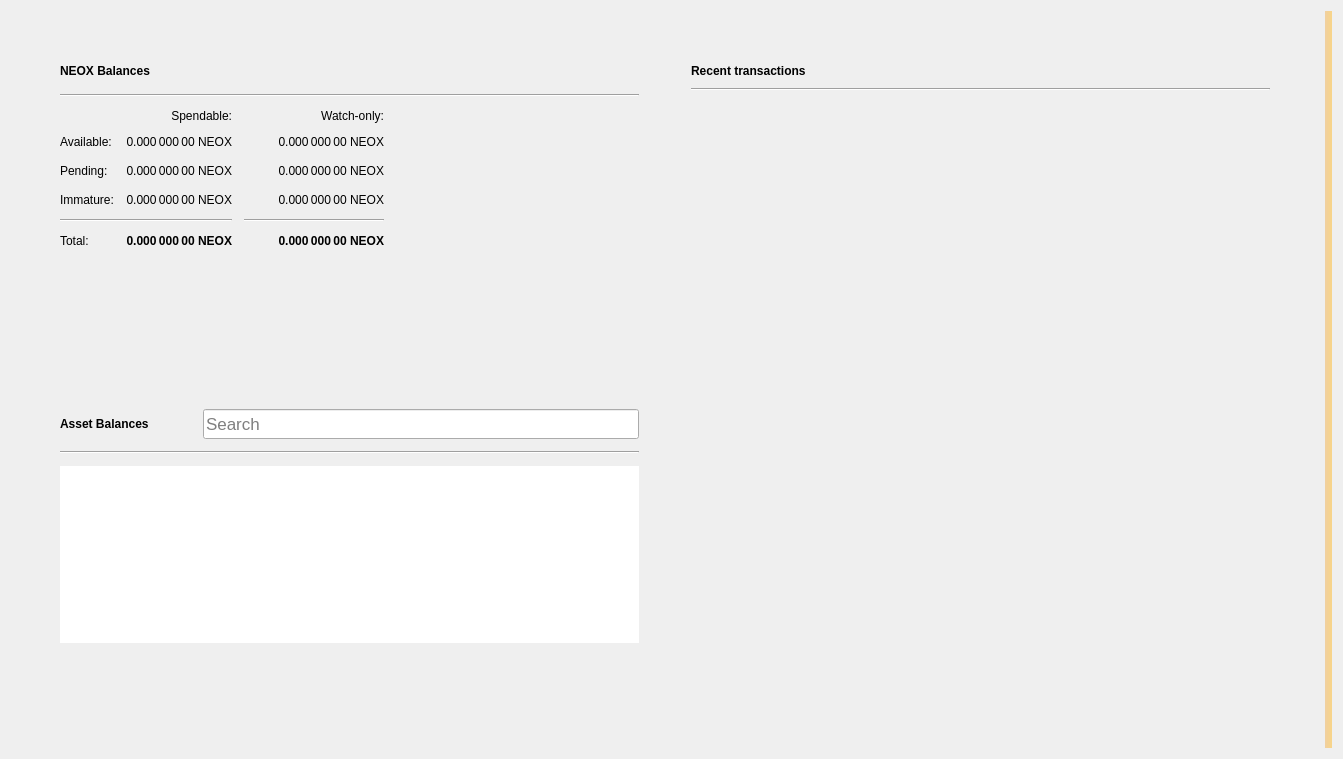
Above: src/qt/forms/overviewpage.ui from NeoxaChain/Neoxa before the change. Below: the same form after it.
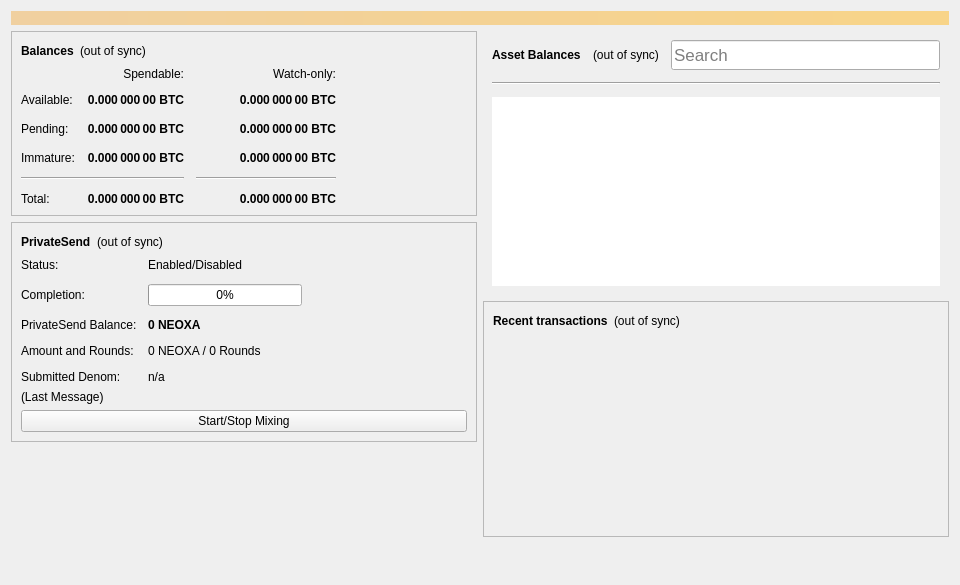
That is the form after the change. Icons and pictures are not drawn.

```diff
--- a/src/qt/forms/overviewpage.ui
+++ b/src/qt/forms/overviewpage.ui
@@ -6,87 +6,56 @@
    <rect>
     <x>0</x>
     <y>0</y>
-    <width>1343</width>
-    <height>759</height>
+    <width>960</width>
+    <height>585</height>
    </rect>
   </property>
+  <property name="minimumSize">
+   <size>
+    <width>960</width>
+    <height>0</height>
+   </size>
+  </property>
   <property name="windowTitle">
    <string>Form</string>
   </property>
-  <property name="autoFillBackground">
+  <layout class="QVBoxLayout" name="topLayout">
+   <item>
+    <widget class="QLabel" name="labelAlerts">
+     <property name="visible">
    <bool>false</bool>
   </property>
-  <layout class="QGridLayout" name="gridLayout_3">
-   <item row="0" column="1">
-    <layout class="QVBoxLayout" name="verticalLayout_7">
-     <property name="spacing">
-      <number>0</number>
+     <property name="styleSheet">
+      <string notr="true">QLabel { background-color: qlineargradient(x1: 0, y1: 0, x2: 1, y2: 0, stop:0 #F0D0A0, stop:1 #F8D488); color:#000000; }</string>
      </property>
-     <property name="leftMargin">
-      <number>0</number>
+     <property name="wordWrap">
+      <bool>true</bool>
      </property>
-     <property name="topMargin">
-      <number>0</number>
+     <property name="margin">
+      <number>3</number>
      </property>
-     <property name="rightMargin">
-      <number>0</number>
+     <property name="textInteractionFlags">
+      <set>Qt::TextSelectableByMouse</set>
      </property>
-     <property name="bottomMargin">
-      <number>0</number>
-     </property>
+    </widget>
+   </item>
      <item>
-      <layout class="QHBoxLayout" name="horizontalLayout" stretch="0,0">
-       <property name="spacing">
-        <number>34</number>
-       </property>
-       <property name="sizeConstraint">
-        <enum>QLayout::SetMaximumSize</enum>
-       </property>
-       <property name="leftMargin">
-        <number>40</number>
-       </property>
-       <property name="topMargin">
-        <number>40</number>
-       </property>
-       <property name="rightMargin">
-        <number>40</number>
-       </property>
-       <property name="bottomMargin">
-        <number>40</number>
-       </property>
+    <layout class="QHBoxLayout" name="horizontalLayout" stretch="1,1">
        <item>
         <layout class="QVBoxLayout" name="verticalLayout_2">
-         <property name="spacing">
-          <number>34</number>
-         </property>
-         <property name="rightMargin">
-          <number>0</number>
-         </property>
          <item>
           <widget class="QFrame" name="frame">
-           <property name="sizePolicy">
-            <sizepolicy hsizetype="Preferred" vsizetype="Preferred">
-             <horstretch>0</horstretch>
-             <verstretch>0</verstretch>
-            </sizepolicy>
-           </property>
            <property name="frameShape">
-            <enum>QFrame::NoFrame</enum>
+          <enum>QFrame::StyledPanel</enum>
            </property>
            <property name="frameShadow">
             <enum>QFrame::Raised</enum>
            </property>
-           <property name="lineWidth">
-            <number>10</number>
-           </property>
            <layout class="QVBoxLayout" name="verticalLayout_4">
-            <property name="spacing">
-             <number>12</number>
-            </property>
             <item>
              <layout class="QHBoxLayout" name="horizontalLayout_4">
               <item>
-               <widget class="QLabel" name="neoxaBalancesLabel">
+             <widget class="QLabel" name="label_5">
                 <property name="font">
                  <font>
                   <weight>75</weight>
@@ -94,40 +63,20 @@
                  </font>
                 </property>
                 <property name="text">
-                 <string>NEOX Balances</string>
+               <string>Balances</string>
                 </property>
                </widget>
               </item>
               <item>
-               <widget class="QPushButton" name="labelWalletStatus">
-                <property name="enabled">
-                 <bool>true</bool>
-                </property>
-                <property name="maximumSize">
-                 <size>
-                  <width>30</width>
-                  <height>16777215</height>
-                 </size>
-                </property>
+             <widget class="QLabel" name="labelWalletStatus">
                 <property name="toolTip">
-                 <string>The displayed information may be out of date. Your wallet automatically synchronizes with the neoxa network after a connection is established, but this process has not completed yet.</string>
+               <string>The displayed information may be out of date. Your wallet automatically synchronizes with the Neoxa network after a connection is established, but this process has not completed yet.</string>
                 </property>
                 <property name="text">
-                 <string/>
-                </property>
-                <property name="icon">
-                 <iconset>
-                  <normaloff>:/icons/warning</normaloff>
-                  <disabledoff>:/icons/warning</disabledoff>:/icons/warning</iconset>
-                </property>
-                <property name="iconSize">
-                 <size>
-                  <width>24</width>
-                  <height>24</height>
-                 </size>
-                </property>
-                <property name="flat">
-                 <bool>true</bool>
+               <string notr="true">(out of sync)</string>
+              </property>
+              <property name="alignment">
+               <set>Qt::AlignLeading|Qt::AlignLeft|Qt::AlignVCenter</set>
                 </property>
                </widget>
               </item>
@@ -146,24 +95,67 @@
               </item>
              </layout>
             </item>
-            <item>
-             <widget class="Line" name="line_2">
-              <property name="orientation">
-               <enum>Qt::Horizontal</enum>
-              </property>
-             </widget>
-            </item>
             <item>
              <layout class="QGridLayout" name="gridLayout">
               <property name="spacing">
                <number>12</number>
               </property>
+            <item row="2" column="2">
+             <widget class="QLabel" name="labelWatchPending">
+              <property name="font">
+               <font>
+                <weight>75</weight>
+                <bold>true</bold>
+               </font>
+              </property>
+              <property name="cursor">
+               <cursorShape>IBeamCursor</cursorShape>
+              </property>
+              <property name="toolTip">
+               <string>Unconfirmed transactions to watch-only addresses</string>
+              </property>
+              <property name="text">
+               <string notr="true">0.000 000 00 BTC</string>
+              </property>
+              <property name="alignment">
+               <set>Qt::AlignRight|Qt::AlignTrailing|Qt::AlignVCenter</set>
+              </property>
+              <property name="textInteractionFlags">
+               <set>Qt::LinksAccessibleByMouse|Qt::TextSelectableByKeyboard|Qt::TextSelectableByMouse</set>
+              </property>
+             </widget>
+            </item>
+            <item row="2" column="1">
+             <widget class="QLabel" name="labelUnconfirmed">
+              <property name="font">
+               <font>
+                <weight>75</weight>
+                <bold>true</bold>
+               </font>
+              </property>
+              <property name="cursor">
+               <cursorShape>IBeamCursor</cursorShape>
+              </property>
+              <property name="toolTip">
+               <string>Total of transactions that have yet to be confirmed, and do not yet count toward the spendable balance</string>
+              </property>
+              <property name="text">
+               <string notr="true">0.000 000 00 BTC</string>
+              </property>
+              <property name="alignment">
+               <set>Qt::AlignRight|Qt::AlignTrailing|Qt::AlignVCenter</set>
+              </property>
+              <property name="textInteractionFlags">
+               <set>Qt::LinksAccessibleByMouse|Qt::TextSelectableByKeyboard|Qt::TextSelectableByMouse</set>
+              </property>
+             </widget>
+            </item>
               <item row="3" column="2">
                <widget class="QLabel" name="labelWatchImmature">
                 <property name="font">
                  <font>
-                  <weight>50</weight>
-                  <bold>false</bold>
+                <weight>75</weight>
+                <bold>true</bold>
                  </font>
                 </property>
                 <property name="cursor">
@@ -173,7 +165,7 @@
                  <string>Mined balance in watch-only addresses that has not yet matured</string>
                 </property>
                 <property name="text">
-                 <string notr="true">0.000 000 00 NEOX</string>
+               <string notr="true">0.000 000 00 BTC</string>
                 </property>
                 <property name="alignment">
                  <set>Qt::AlignRight|Qt::AlignTrailing|Qt::AlignVCenter</set>
@@ -183,73 +175,10 @@
                 </property>
                </widget>
               </item>
-              <item row="2" column="3">
-               <spacer name="horizontalSpacer_2">
+            <item row="4" column="0" colspan="2">
+             <widget class="Line" name="lineSpendableBalance">
                 <property name="orientation">
                  <enum>Qt::Horizontal</enum>
-                </property>
-                <property name="sizeHint" stdset="0">
-                 <size>
-                  <width>40</width>
-                  <height>20</height>
-                 </size>
-                </property>
-               </spacer>
-              </item>
-              <item row="1" column="0">
-               <widget class="QLabel" name="labelBalanceText">
-                <property name="text">
-                 <string>Available:</string>
-                </property>
-               </widget>
-              </item>
-              <item row="1" column="2">
-               <widget class="QLabel" name="labelWatchAvailable">
-                <property name="font">
-                 <font>
-                  <weight>50</weight>
-                  <bold>false</bold>
-                 </font>
-                </property>
-                <property name="cursor">
-                 <cursorShape>IBeamCursor</cursorShape>
-                </property>
-                <property name="toolTip">
-                 <string>Your current balance in watch-only addresses</string>
-                </property>
-                <property name="text">
-                 <string notr="true">0.000 000 00 NEOX</string>
-                </property>
-                <property name="alignment">
-                 <set>Qt::AlignRight|Qt::AlignTrailing|Qt::AlignVCenter</set>
-                </property>
-                <property name="textInteractionFlags">
-                 <set>Qt::LinksAccessibleByMouse|Qt::TextSelectableByKeyboard|Qt::TextSelectableByMouse</set>
-                </property>
-               </widget>
-              </item>
-              <item row="2" column="1">
-               <widget class="QLabel" name="labelUnconfirmed">
-                <property name="font">
-                 <font>
-                  <weight>50</weight>
-                  <bold>false</bold>
-                 </font>
-                </property>
-                <property name="cursor">
-                 <cursorShape>IBeamCursor</cursorShape>
-                </property>
-                <property name="toolTip">
-                 <string>Total of transactions that have yet to be confirmed, and do not yet count toward the spendable balance</string>
-                </property>
-                <property name="text">
-                 <string notr="true">0.000 000 00 NEOX</string>
-                </property>
-                <property name="alignment">
-                 <set>Qt::AlignRight|Qt::AlignTrailing|Qt::AlignVCenter</set>
-                </property>
-                <property name="textInteractionFlags">
-                 <set>Qt::LinksAccessibleByMouse|Qt::TextSelectableByKeyboard|Qt::TextSelectableByMouse</set>
                 </property>
                </widget>
               </item>
@@ -272,16 +201,51 @@
                 </property>
                </widget>
               </item>
-              <item row="0" column="1">
-               <widget class="QLabel" name="labelSpendable">
+            <item row="5" column="0">
+             <widget class="QLabel" name="labelTotalText">
                 <property name="text">
-                 <string>Spendable:</string>
+               <string>Total:</string>
+              </property>
+             </widget>
+            </item>
+            <item row="3" column="1">
+             <widget class="QLabel" name="labelImmature">
+              <property name="font">
+               <font>
+                <weight>75</weight>
+                <bold>true</bold>
+               </font>
+              </property>
+              <property name="cursor">
+               <cursorShape>IBeamCursor</cursorShape>
+              </property>
+              <property name="toolTip">
+               <string>Mined balance that has not yet matured</string>
+              </property>
+              <property name="text">
+               <string notr="true">0.000 000 00 BTC</string>
                 </property>
                 <property name="alignment">
                  <set>Qt::AlignRight|Qt::AlignTrailing|Qt::AlignVCenter</set>
                 </property>
-               </widget>
-              </item>
+              <property name="textInteractionFlags">
+               <set>Qt::LinksAccessibleByMouse|Qt::TextSelectableByKeyboard|Qt::TextSelectableByMouse</set>
+              </property>
+             </widget>
+            </item>
+            <item row="2" column="3">
+             <spacer name="horizontalSpacer_2">
+              <property name="orientation">
+               <enum>Qt::Horizontal</enum>
+              </property>
+              <property name="sizeHint" stdset="0">
+               <size>
+                <width>40</width>
+                <height>20</height>
+               </size>
+              </property>
+             </spacer>
+            </item>
               <item row="3" column="0">
                <widget class="QLabel" name="labelImmatureText">
                 <property name="text">
@@ -289,6 +253,31 @@
                 </property>
                </widget>
               </item>
+            <item row="5" column="1">
+             <widget class="QLabel" name="labelTotal">
+              <property name="font">
+               <font>
+                <weight>75</weight>
+                <bold>true</bold>
+               </font>
+              </property>
+              <property name="cursor">
+               <cursorShape>IBeamCursor</cursorShape>
+              </property>
+              <property name="toolTip">
+               <string>Your current total balance</string>
+              </property>
+              <property name="text">
+               <string notr="true">0.000 000 00 BTC</string>
+              </property>
+              <property name="alignment">
+               <set>Qt::AlignRight|Qt::AlignTrailing|Qt::AlignVCenter</set>
+              </property>
+              <property name="textInteractionFlags">
+               <set>Qt::LinksAccessibleByMouse|Qt::TextSelectableByKeyboard|Qt::TextSelectableByMouse</set>
+              </property>
+             </widget>
+            </item>
               <item row="5" column="2">
                <widget class="QLabel" name="labelWatchTotal">
                 <property name="font">
@@ -304,7 +293,7 @@
                  <string>Current total balance in watch-only addresses</string>
                 </property>
                 <property name="text">
-                 <string notr="true">0.000 000 00 NEOX</string>
+               <string notr="true">0.000 000 00 BTC</string>
                 </property>
                 <property name="alignment">
                  <set>Qt::AlignRight|Qt::AlignTrailing|Qt::AlignVCenter</set>
@@ -314,13 +303,6 @@
                 </property>
                </widget>
               </item>
-              <item row="4" column="0" colspan="2">
-               <widget class="Line" name="line">
-                <property name="orientation">
-                 <enum>Qt::Horizontal</enum>
-                </property>
-               </widget>
-              </item>
               <item row="0" column="2">
                <widget class="QLabel" name="labelWatchonly">
                 <property name="text">
@@ -331,28 +313,10 @@
                 </property>
                </widget>
               </item>
-              <item row="5" column="1">
-               <widget class="QLabel" name="labelTotal">
-                <property name="font">
-                 <font>
-                  <weight>75</weight>
-                  <bold>true</bold>
-                 </font>
-                </property>
-                <property name="cursor">
-                 <cursorShape>IBeamCursor</cursorShape>
-                </property>
-                <property name="toolTip">
-                 <string>Your current total balance</string>
-                </property>
+            <item row="1" column="0">
+             <widget class="QLabel" name="labelBalanceText">
                 <property name="text">
-                 <string notr="true">0.000 000 00 NEOX</string>
-                </property>
-                <property name="alignment">
-                 <set>Qt::AlignRight|Qt::AlignTrailing|Qt::AlignVCenter</set>
-                </property>
-                <property name="textInteractionFlags">
-                 <set>Qt::LinksAccessibleByMouse|Qt::TextSelectableByKeyboard|Qt::TextSelectableByMouse</set>
+               <string>Available:</string>
                 </property>
                </widget>
               </item>
@@ -360,8 +324,8 @@
                <widget class="QLabel" name="labelBalance">
                 <property name="font">
                  <font>
-                  <weight>50</weight>
-                  <bold>false</bold>
+                <weight>75</weight>
+                <bold>true</bold>
                  </font>
                 </property>
                 <property name="cursor">
@@ -371,7 +335,32 @@
                  <string>Your current spendable balance</string>
                 </property>
                 <property name="text">
-                 <string notr="true">0.000 000 00 NEOX</string>
+               <string notr="true">0.000 000 00 BTC</string>
+              </property>
+              <property name="alignment">
+               <set>Qt::AlignRight|Qt::AlignTrailing|Qt::AlignVCenter</set>
+              </property>
+              <property name="textInteractionFlags">
+               <set>Qt::LinksAccessibleByMouse|Qt::TextSelectableByKeyboard|Qt::TextSelectableByMouse</set>
+              </property>
+             </widget>
+            </item>
+            <item row="1" column="2">
+             <widget class="QLabel" name="labelWatchAvailable">
+              <property name="font">
+               <font>
+                <weight>75</weight>
+                <bold>true</bold>
+               </font>
+              </property>
+              <property name="cursor">
+               <cursorShape>IBeamCursor</cursorShape>
+              </property>
+              <property name="toolTip">
+               <string>Your current balance in watch-only addresses</string>
+              </property>
+              <property name="text">
+               <string notr="true">0.000 000 00 BTC</string>
                 </property>
                 <property name="alignment">
                  <set>Qt::AlignRight|Qt::AlignTrailing|Qt::AlignVCenter</set>
@@ -388,61 +377,200 @@
                 </property>
                </widget>
               </item>
-              <item row="5" column="0">
-               <widget class="QLabel" name="labelTotalText">
+            <item row="0" column="1">
+             <widget class="QLabel" name="labelSpendable">
                 <property name="text">
-                 <string>Total:</string>
+               <string>Spendable:</string>
+              </property>
+              <property name="alignment">
+               <set>Qt::AlignRight|Qt::AlignTrailing|Qt::AlignVCenter</set>
+              </property>
+             </widget>
+            </item>
+           </layout>
+          </item>
+         </layout>
+        </widget>
+       </item>
+       <item>
+        <widget class="QFrame" name="framePrivateSend">
+         <property name="layoutDirection">
+          <enum>Qt::LeftToRight</enum>
+         </property>
+         <property name="frameShape">
+          <enum>QFrame::StyledPanel</enum>
+         </property>
+         <property name="frameShadow">
+          <enum>QFrame::Raised</enum>
+         </property>
+         <layout class="QVBoxLayout" name="VerticalLayout_PS1">
+          <item>
+           <layout class="QHBoxLayout" name="horizontalLayout_5">
+            <item>
+             <widget class="QLabel" name="labelPrivateSendHeader">
+              <property name="font">
+               <font>
+                <weight>75</weight>
+                <bold>true</bold>
+               </font>
+              </property>
+              <property name="text">
+               <string>PrivateSend</string>
+              </property>
+             </widget>
+            </item>
+            <item>
+             <widget class="QLabel" name="labelPrivateSendSyncStatus">
+              <property name="toolTip">
+               <string>The displayed information may be out of date. Your wallet automatically synchronizes with the Neoxa network after a connection is established, but this process has not completed yet.</string>
+              </property>
+              <property name="text">
+               <string notr="true">(out of sync)</string>
+              </property>
+              <property name="alignment">
+               <set>Qt::AlignLeading|Qt::AlignLeft|Qt::AlignVCenter</set>
+              </property>
+             </widget>
+            </item>
+            <item>
+             <spacer name="horizontalSpacer_4">
+              <property name="orientation">
+               <enum>Qt::Horizontal</enum>
+              </property>
+              <property name="sizeHint" stdset="0">
+               <size>
+                <width>40</width>
+                <height>20</height>
+               </size>
+              </property>
+             </spacer>
+            </item>
+           </layout>
+          </item>
+          <item>
+           <layout class="QFormLayout" name="privateSendFormLayout">
+            <property name="fieldGrowthPolicy">
+             <enum>QFormLayout::AllNonFixedFieldsGrow</enum>
+            </property>
+            <property name="horizontalSpacing">
+             <number>11</number>
+            </property>
+            <property name="verticalSpacing">
+             <number>12</number>
+            </property>
+            <item row="0" column="0">
+             <widget class="QLabel" name="labelPrivateSendEnabledText">
+              <property name="text">
+               <string>Status:</string>
+              </property>
+             </widget>
+            </item>
+            <item row="0" column="1">
+             <widget class="QLabel" name="labelPrivateSendEnabled">
+              <property name="text">
+               <string>Enabled/Disabled</string>
+              </property>
+             </widget>
+            </item>
+            <item row="1" column="0">
+             <widget class="QLabel" name="labelCompletitionText">
+              <property name="text">
+               <string>Completion:</string>
+              </property>
+             </widget>
+            </item>
+            <item row="1" column="1">
+             <widget class="QProgressBar" name="privateSendProgress">
+              <property name="maximumSize">
+               <size>
+                <width>154</width>
+                <height>16777215</height>
+               </size>
+              </property>
+              <property name="value">
+               <number>0</number>
+              </property>
+             </widget>
+            </item>
+            <item row="2" column="0">
+             <widget class="QLabel" name="labelAnonymizedText">
+              <property name="text">
+               <string>PrivateSend Balance:</string>
+              </property>
+             </widget>
+            </item>
+            <item row="2" column="1">
+             <widget class="QLabel" name="labelAnonymized">
+              <property name="font">
+               <font>
+                <weight>75</weight>
+                <bold>true</bold>
+               </font>
+              </property>
+              <property name="text">
+               <string notr="true">0 NEOXA</string>
+              </property>
+             </widget>
+            </item>
+            <item row="3" column="0">
+             <widget class="QLabel" name="labelAmountAndRoundsText">
+              <property name="text">
+               <string>Amount and Rounds:</string>
                 </property>
                </widget>
               </item>
               <item row="3" column="1">
-               <widget class="QLabel" name="labelImmature">
-                <property name="font">
-                 <font>
-                  <weight>50</weight>
-                  <bold>false</bold>
-                 </font>
-                </property>
-                <property name="cursor">
-                 <cursorShape>IBeamCursor</cursorShape>
-                </property>
+             <widget class="QLabel" name="labelAmountRounds">
+              <property name="text">
+               <string>0 NEOXA / 0 Rounds</string>
+              </property>
+             </widget>
+            </item>
+            <item row="4" column="0">
+             <widget class="QLabel" name="labelSubmittedDenomText">
+              <property name="text">
+               <string>Submitted Denom:</string>
+              </property>
+             </widget>
+            </item>
+            <item row="4" column="1">
+             <widget class="QLabel" name="labelSubmittedDenom">
                 <property name="toolTip">
-                 <string>Mined balance that has not yet matured</string>
+               <string>The denominations you submitted to the Smartnode.&lt;br&gt;To mix, other users must submit the exact same denominations.</string>
                 </property>
                 <property name="text">
-                 <string notr="true">0.000 000 00 NEOX</string>
-                </property>
+               <string>n/a</string>
+              </property>
+             </widget>
+            </item>
+           </layout>
+          </item>
+          <item>
+           <layout class="QVBoxLayout" name="VerticalLayout_PS">
+            <item>
+             <widget class="QLabel" name="labelPrivateSendLastMessage">
+              <property name="text">
+               <string>(Last Message)</string>
+              </property>
                 <property name="alignment">
-                 <set>Qt::AlignRight|Qt::AlignTrailing|Qt::AlignVCenter</set>
-                </property>
-                <property name="textInteractionFlags">
-                 <set>Qt::LinksAccessibleByMouse|Qt::TextSelectableByKeyboard|Qt::TextSelectableByMouse</set>
+               <set>Qt::AlignLeading|Qt::AlignLeft|Qt::AlignTop</set>
+              </property>
+              <property name="wordWrap">
+               <bool>true</bool>
                 </property>
                </widget>
               </item>
-              <item row="2" column="2">
-               <widget class="QLabel" name="labelWatchPending">
-                <property name="font">
-                 <font>
-                  <weight>50</weight>
-                  <bold>false</bold>
-                 </font>
-                </property>
-                <property name="cursor">
-                 <cursorShape>IBeamCursor</cursorShape>
-                </property>
-                <property name="toolTip">
-                 <string>Unconfirmed transactions to watch-only addresses</string>
-                </property>
+            <item>
+             <widget class="QPushButton" name="togglePrivateSend">
+              <property name="sizePolicy">
+               <sizepolicy hsizetype="MinimumExpanding" vsizetype="Fixed">
+                <horstretch>0</horstretch>
+                <verstretch>0</verstretch>
+               </sizepolicy>
+              </property>
                 <property name="text">
-                 <string notr="true">0.000 000 00 NEOX</string>
-                </property>
-                <property name="alignment">
-                 <set>Qt::AlignRight|Qt::AlignTrailing|Qt::AlignVCenter</set>
-                </property>
-                <property name="textInteractionFlags">
-                 <set>Qt::LinksAccessibleByMouse|Qt::TextSelectableByKeyboard|Qt::TextSelectableByMouse</set>
-                </property>
+               <string>Start/Stop Mixing</string>
+              </property>
                </widget>
               </item>
              </layout>
@@ -451,29 +579,30 @@
           </widget>
          </item>
          <item>
-          <widget class="QWidget" name="assetVerticalSpaceWidget2" native="true">
-           <property name="autoFillBackground">
-            <bool>false</bool>
-           </property>
-           <layout class="QVBoxLayout" name="verticalLayout_6">
-            <item>
-             <spacer name="verticalSpacer_4">
+        <spacer name="verticalSpacer">
               <property name="orientation">
                <enum>Qt::Vertical</enum>
               </property>
               <property name="sizeHint" stdset="0">
                <size>
                 <width>20</width>
-                <height>87</height>
+           <height>40</height>
                </size>
               </property>
              </spacer>
             </item>
            </layout>
-          </widget>
-         </item>
+     </item>
+     <item>
+      <layout class="QVBoxLayout" name="verticalLayout_3">
          <item>
           <widget class="QFrame" name="assetFrame">
+         <property name="minimumSize">
+          <size>
+           <width>350</width>
+           <height>150</height>
+          </size>
+         </property>
            <property name="autoFillBackground">
             <bool>true</bool>
            </property>
@@ -486,7 +615,7 @@
            <property name="lineWidth">
             <number>0</number>
            </property>
-           <layout class="QVBoxLayout" name="verticalLayout_5">
+         <layout class="QVBoxLayout" name="verticalLayout_7">
             <property name="spacing">
              <number>12</number>
             </property>
@@ -506,35 +635,9 @@
                </widget>
               </item>
               <item>
-               <widget class="QPushButton" name="labelAssetStatus">
-                <property name="enabled">
-                 <bool>true</bool>
-                </property>
-                <property name="maximumSize">
-                 <size>
-                  <width>30</width>
-                  <height>16777215</height>
-                 </size>
-                </property>
-                <property name="toolTip">
-                 <string>The displayed information may be out of date. Your wallet automatically synchronizes with the neoxa network after a connection is established, but this process has not completed yet.</string>
-                </property>
+             <widget class="QLabel" name="labelAssetStatus">
                 <property name="text">
-                 <string/>
-                </property>
-                <property name="icon">
-                 <iconset>
-                  <normaloff>:/icons/warning</normaloff>
-                  <disabledoff>:/icons/warning</disabledoff>:/icons/warning</iconset>
-                </property>
-                <property name="iconSize">
-                 <size>
-                  <width>24</width>
-                  <height>24</height>
-                 </size>
-                </property>
-                <property name="flat">
-                 <bool>true</bool>
+               <string>(out of sync)</string>
                 </property>
                </widget>
               </item>
@@ -614,66 +717,22 @@
               </property>
              </widget>
             </item>
-            <item>
-             <widget class="QWidget" name="assetVerticalSpaceWidget" native="true">
-              <property name="autoFillBackground">
-               <bool>false</bool>
-              </property>
-              <layout class="QVBoxLayout" name="verticalLayout">
-               <item>
-                <spacer name="verticalSpacer_3">
-                 <property name="orientation">
-                  <enum>Qt::Vertical</enum>
-                 </property>
-                 <property name="sizeHint" stdset="0">
-                  <size>
-                   <width>20</width>
-                   <height>40</height>
-                  </size>
-                 </property>
-                </spacer>
-               </item>
               </layout>
              </widget>
             </item>
-           </layout>
-          </widget>
-         </item>
-        </layout>
-       </item>
-       <item>
-        <layout class="QVBoxLayout" name="verticalLayout_3">
-         <property name="spacing">
-          <number>34</number>
-         </property>
-         <property name="leftMargin">
-          <number>0</number>
-         </property>
          <item>
           <widget class="QFrame" name="frame_2">
-           <property name="sizePolicy">
-            <sizepolicy hsizetype="Preferred" vsizetype="Fixed">
-             <horstretch>0</horstretch>
-             <verstretch>0</verstretch>
-            </sizepolicy>
-           </property>
            <property name="frameShape">
-            <enum>QFrame::NoFrame</enum>
+          <enum>QFrame::StyledPanel</enum>
            </property>
            <property name="frameShadow">
-            <enum>QFrame::Plain</enum>
-           </property>
-           <property name="lineWidth">
-            <number>0</number>
-           </property>
-           <layout class="QGridLayout" name="gridLayout_2">
-            <property name="horizontalSpacing">
-             <number>12</number>
-            </property>
-            <item row="0" column="0">
+          <enum>QFrame::Raised</enum>
+         </property>
+         <layout class="QVBoxLayout" name="verticalLayout">
+          <item>
              <layout class="QHBoxLayout" name="horizontalLayout_2">
               <item>
-               <widget class="QLabel" name="recentTransactionsLabel">
+             <widget class="QLabel" name="label_4">
                 <property name="font">
                  <font>
                   <weight>75</weight>
@@ -686,35 +745,15 @@
                </widget>
               </item>
               <item>
-               <widget class="QPushButton" name="labelTransactionsStatus">
-                <property name="enabled">
-                 <bool>true</bool>
-                </property>
-                <property name="maximumSize">
-                 <size>
-                  <width>30</width>
-                  <height>16777215</height>
-                 </size>
-                </property>
+             <widget class="QLabel" name="labelTransactionsStatus">
                 <property name="toolTip">
-                 <string>The displayed information may be out of date. Your wallet automatically synchronizes with the neoxa network after a connection is established, but this process has not completed yet.</string>
+               <string>The displayed information may be out of date. Your wallet automatically synchronizes with the Neoxa network after a connection is established, but this process has not completed yet.</string>
                 </property>
                 <property name="text">
-                 <string/>
-                </property>
-                <property name="icon">
-                 <iconset>
-                  <normaloff>:/icons/warning</normaloff>
-                  <disabledoff>:/icons/warning</disabledoff>:/icons/warning</iconset>
-                </property>
-                <property name="iconSize">
-                 <size>
-                  <width>24</width>
-                  <height>24</height>
-                 </size>
-                </property>
-                <property name="flat">
-                 <bool>true</bool>
+               <string notr="true">(out of sync)</string>
+              </property>
+              <property name="alignment">
+               <set>Qt::AlignLeading|Qt::AlignLeft|Qt::AlignVCenter</set>
                 </property>
                </widget>
               </item>
@@ -733,7 +772,7 @@
               </item>
              </layout>
             </item>
-            <item row="2" column="0">
+          <item>
              <widget class="QListView" name="listTransactions">
               <property name="styleSheet">
                <string notr="true">QListView { background: transparent; }</string>
@@ -752,13 +791,6 @@
               </property>
              </widget>
             </item>
-            <item row="1" column="0">
-             <widget class="Line" name="line_3">
-              <property name="orientation">
-               <enum>Qt::Horizontal</enum>
-              </property>
-             </widget>
-            </item>
            </layout>
           </widget>
          </item>
@@ -778,27 +810,6 @@
         </layout>
        </item>
       </layout>
-     </item>
-    </layout>
-   </item>
-   <item row="0" column="3">
-    <widget class="QLabel" name="labelAlerts">
-     <property name="visible">
-      <bool>true</bool>
-     </property>
-     <property name="styleSheet">
-      <string notr="true">QLabel { background-color: qlineargradient(x1: 0, y1: 0, x2: 1, y2: 0, stop:0 #F0D0A0, stop:1 #F8D488); color:#000000; }</string>
-     </property>
-     <property name="wordWrap">
-      <bool>true</bool>
-     </property>
-     <property name="margin">
-      <number>3</number>
-     </property>
-     <property name="textInteractionFlags">
-      <set>Qt::TextSelectableByMouse</set>
-     </property>
-    </widget>
    </item>
   </layout>
  </widget>
```
Lines whose indentation alone changed are shown as unchanged.
